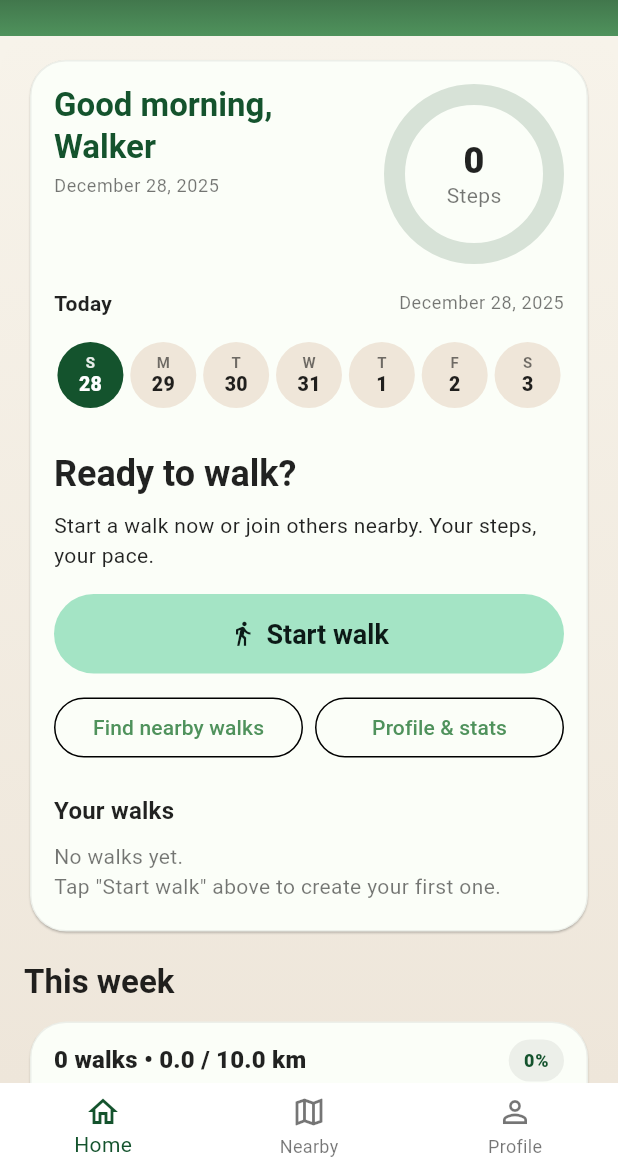
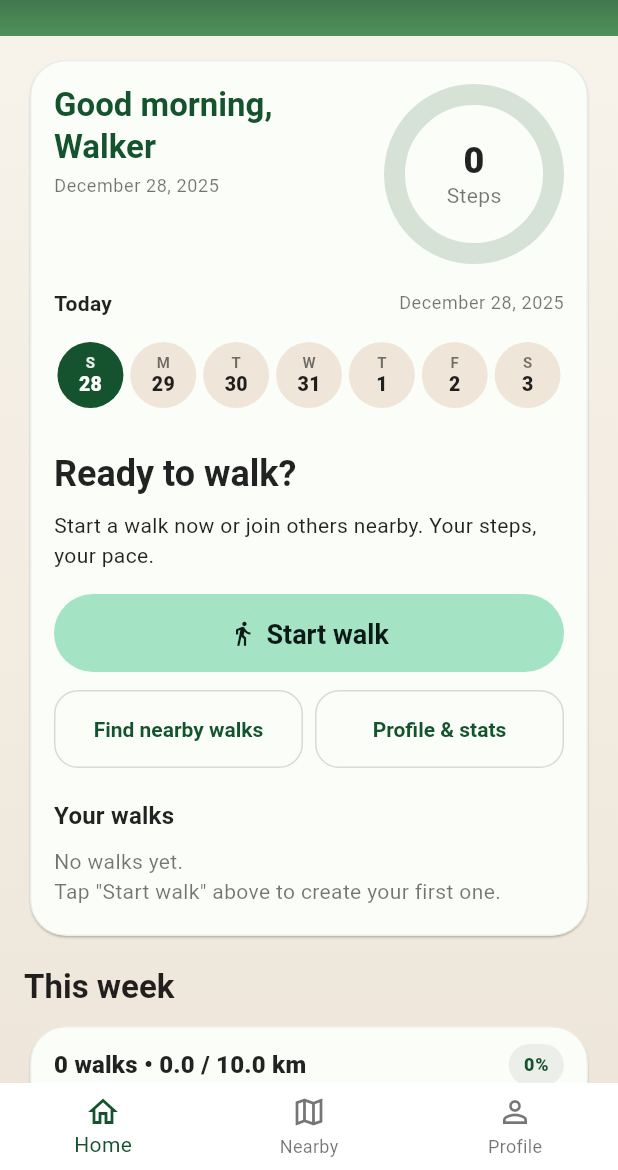
Before and after one commit to Ossi901990/Yalla-nemshi, a Flutter app: the HomeScreen screen opened by its route, on a phone screen of 412 x 824 dp, the part 66-1236 px from its top. Run offline on Flutter 3.47's test engine with Material 3 defaults, Android fonts, the phone set to English and light mode, and no system bars; drawn by our look-alikes of table_calendar; our stand-ins replace cloud_firestore, firebase_auth, firebase_core, flutter_local_notifications, google_maps_flutter, image_picker and 4 more; accounts and stored records are empty.

Commit message:
HomeScreen buttons are now consistent (height, padding, radius, and theme-safe colors)

```diff
--- a/lib/screens/home_screen.dart
+++ b/lib/screens/home_screen.dart
@@ -52,6 +52,10 @@ const kLightSurface = Color(0xFFFBFEF8); // light-mode card background
 const double kCardElevationLight = 0.6; // subtle shadow in light mode
 const double kCardElevationDark = 0.0; // no shadow in dark mode
 const double kCardBorderAlpha = 0.06; // subtle border for both themes
+
+// ===== Button tokens =====
+const double kBtnHeight = 52;
+const EdgeInsets kBtnPadding = EdgeInsets.symmetric(vertical: kSpace2);
 
 class HomeScreen extends StatefulWidget {
   const HomeScreen({super.key});
@@ -760,14 +764,17 @@ class _HomeScreenState extends State<HomeScreen> {
     Navigator.of(context).pop(); // close sheet
     _openNotificationsSheet(); // reopen with updated list
   },
-                      child: const Text(
-                        'Clear',
-                        style: TextStyle(
-                          color: Colors.red,
-                          fontWeight: FontWeight.w600,
-                        ),
-                      ),
-                    ),
+  style: TextButton.styleFrom(
+    foregroundColor: Colors.red,
+    textStyle: const TextStyle(fontWeight: FontWeight.w700),
+    padding: EdgeInsets.symmetric(horizontal: kSpace1, vertical: 6),
+    shape: RoundedRectangleBorder(
+      borderRadius: BorderRadius.circular(kRadiusPill),
+    ),
+  ),
+  child: const Text('Clear'),
+),
+
                   ],
                 ),
 
@@ -1394,19 +1401,16 @@ class _HomeScreenState extends State<HomeScreen> {
                                     SizedBox(height: kSpace2),
                                     SizedBox(
                                       width: double.infinity,
+                                      height: kBtnHeight,
                                       child: FilledButton.icon(
                                         onPressed: _openCreateWalk,
                                         style: FilledButton.styleFrom(
-                                          backgroundColor:
-                                              kMintBright, // mint button
-                                          foregroundColor:
-                                              kOnMint, // dark text/icon
-                                          padding: const EdgeInsets.symmetric(
-                                            vertical: 16,
-                                          ),
+                                          backgroundColor: kMintBright,
+                                          foregroundColor: kOnMint,
+                                          padding: kBtnPadding,
                                           shape: RoundedRectangleBorder(
                                             borderRadius: BorderRadius.circular(
-                                              999,
+                                              kRadiusPill,
                                             ),
                                           ),
                                           textStyle: const TextStyle(
@@ -1420,32 +1424,64 @@ class _HomeScreenState extends State<HomeScreen> {
                                         label: const Text('Start walk'),
                                       ),
                                     ),
+
                                     const SizedBox(height: 12),
 Row(
   children: [
     Expanded(
+      child: SizedBox(
+        height: kBtnHeight,
         child: OutlinedButton(
           onPressed: () {
             setState(() => _currentTab = 1);
           },
-                                            child: const Text(
-                                              'Find nearby walks',
-                                            ),
-                                          ),
-                                        ),
-                                        const SizedBox(width: 8),
+          style: OutlinedButton.styleFrom(
+            padding: kBtnPadding,
+            shape: RoundedRectangleBorder(
+              borderRadius: BorderRadius.circular(kRadiusControl),
+            ),
+            side: BorderSide(
+              color: (isDark ? Colors.white : Colors.black)
+                  .withValues(alpha: 0.14),
+            ),
+            foregroundColor: isDark ? kTextPrimary : const Color(0xFF14532D),
+            textStyle: const TextStyle(
+              fontWeight: FontWeight.w700,
+            ),
+          ),
+          child: const Text('Find nearby walks'),
+        ),
+      ),
+    ),
+    SizedBox(width: kSpace1),
     Expanded(
+      child: SizedBox(
+        height: kBtnHeight,
         child: OutlinedButton(
           onPressed: () {
             setState(() => _currentTab = 2);
           },
-                                            child: const Text(
-                                              'Profile & stats',
-                                            ),
-                                          ),
-                                        ),
-                                      ],
-                                    ),
+          style: OutlinedButton.styleFrom(
+            padding: kBtnPadding,
+            shape: RoundedRectangleBorder(
+              borderRadius: BorderRadius.circular(kRadiusControl),
+            ),
+            side: BorderSide(
+              color: (isDark ? Colors.white : Colors.black)
+                  .withValues(alpha: 0.14),
+            ),
+            foregroundColor: isDark ? kTextPrimary : const Color(0xFF14532D),
+            textStyle: const TextStyle(
+              fontWeight: FontWeight.w700,
+            ),
+          ),
+          child: const Text('Profile & stats'),
+        ),
+      ),
+    ),
+  ],
+),
+
 
                                     const SizedBox(height: 20),
 
```
Lines whose indentation alone changed are shown as unchanged.
